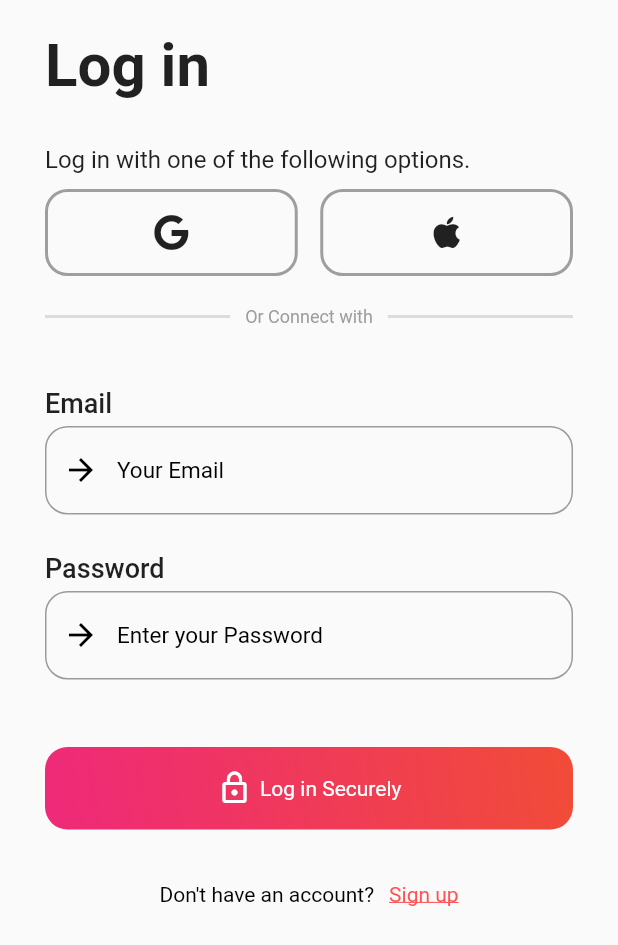
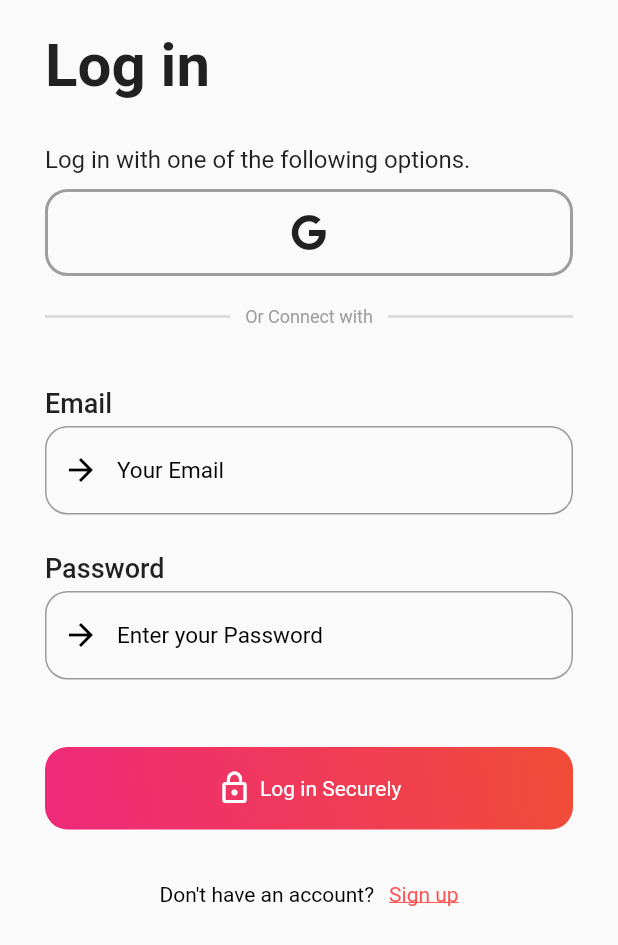
Before and after one commit to YashLathar/Pro_Books, a Flutter app: the screen it shows after launch, on a phone screen of 412 x 824 dp. Shown: the top 945 px of the screen. Run offline on Flutter 3.47's test engine with Material 2 defaults, Android fonts, the light colour scheme and no system bars; our stand-ins replace cloud_firestore, dio, firebase_auth, firebase_core, flutter_hooks, flutter_riverpod and 4 more; missing offline and left inert: dart:ffi; accounts and stored records are empty.

Commit message:
test commit

```diff
--- a/lib/entities/book.dart
+++ b/lib/entities/book.dart
@@ -1,7 +1,6 @@
 import 'dart:convert';
 
 import 'package:cloud_firestore/cloud_firestore.dart';
-import 'package:flutter/foundation.dart';
 
 class Book {
   final String id;
--- a/lib/pages/login_page.dart
+++ b/lib/pages/login_page.dart
@@ -64,13 +64,6 @@ class LoginPage extends HookWidget {
                                             .read(authServiceProvider)
                                             .signInWithGoogle(context);
                                       },
-                                    ),
-                                  ),
-                                  const SizedBox(width: 15),
-                                  Expanded(
-                                    child: OAuthLoginButton(
-                                      icon: const Icon(FontAwesomeIcons.apple),
-                                      onPressed: () {},
                                     ),
                                   ),
                                 ],
```
Also changed, not shown: 1 other file. Lines whose indentation alone changed are shown as unchanged.
